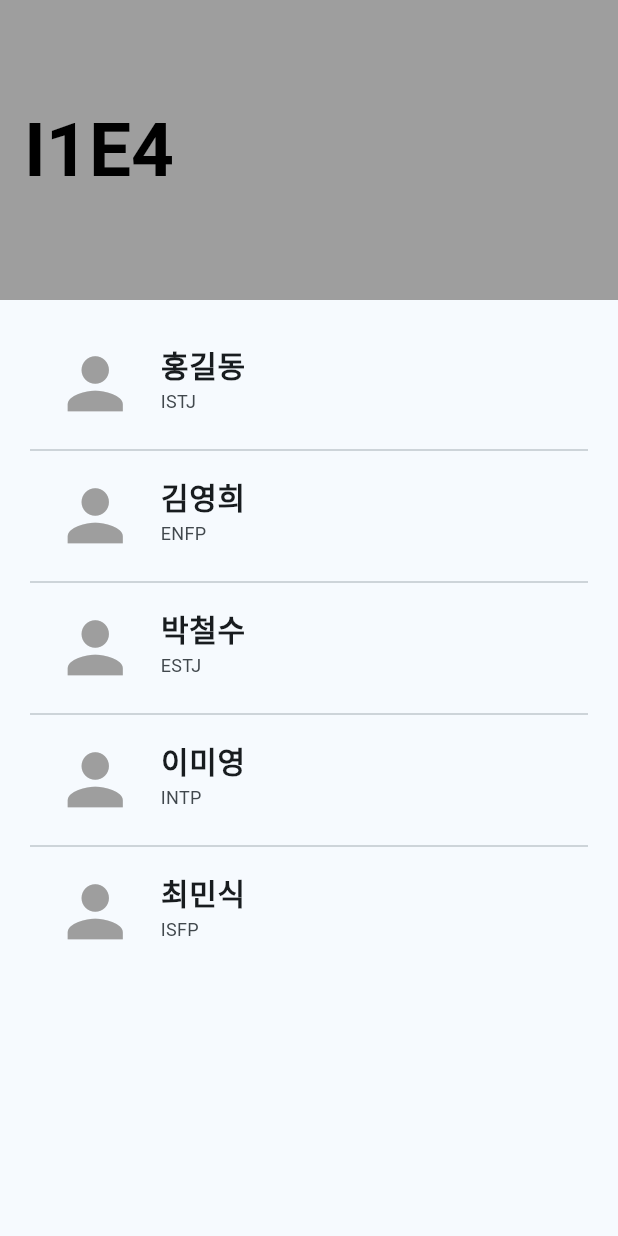
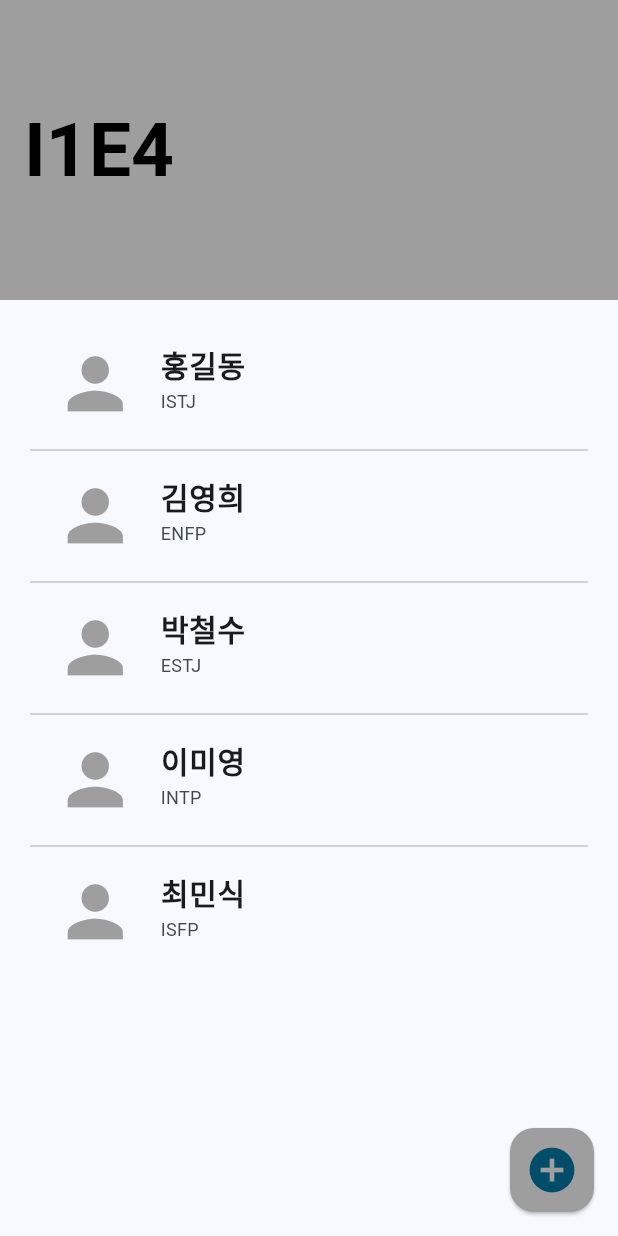
Before and after one commit to alexcho617/helloIOneEFour, a Flutter app: the screen it shows after launch, on a phone screen of 412 x 824 dp. Run offline on Flutter 3.47's test engine with Material 2 defaults, Android fonts, the phone set to English and light mode, and no system bars.

Commit message:
Floating Action Buttobn 추가

```diff
--- a/lib/pages/listPage.dart
+++ b/lib/pages/listPage.dart
@@ -1,5 +1,6 @@
 // ignore_for_file: prefer_const_constructors_in_immutables, prefer_const_constructors, must_be_immutable
 import 'package:flutter/material.dart';
+import 'package:hello_i1e4/pages/newPage.dart';
 import '../teamMember.dart';
 import 'detailPage.dart';
 
@@ -63,6 +64,15 @@ class ListPage extends StatelessWidget {
           return Divider();
         },
       ),
+      floatingActionButton: FloatingActionButton(
+        backgroundColor: Colors.grey,
+        elevation: 1,
+        child: Icon(
+          Icons.add_circle,
+          size: 36,
+        ),
+        onPressed: () {},
+      ),
     );
   }
 }
```
